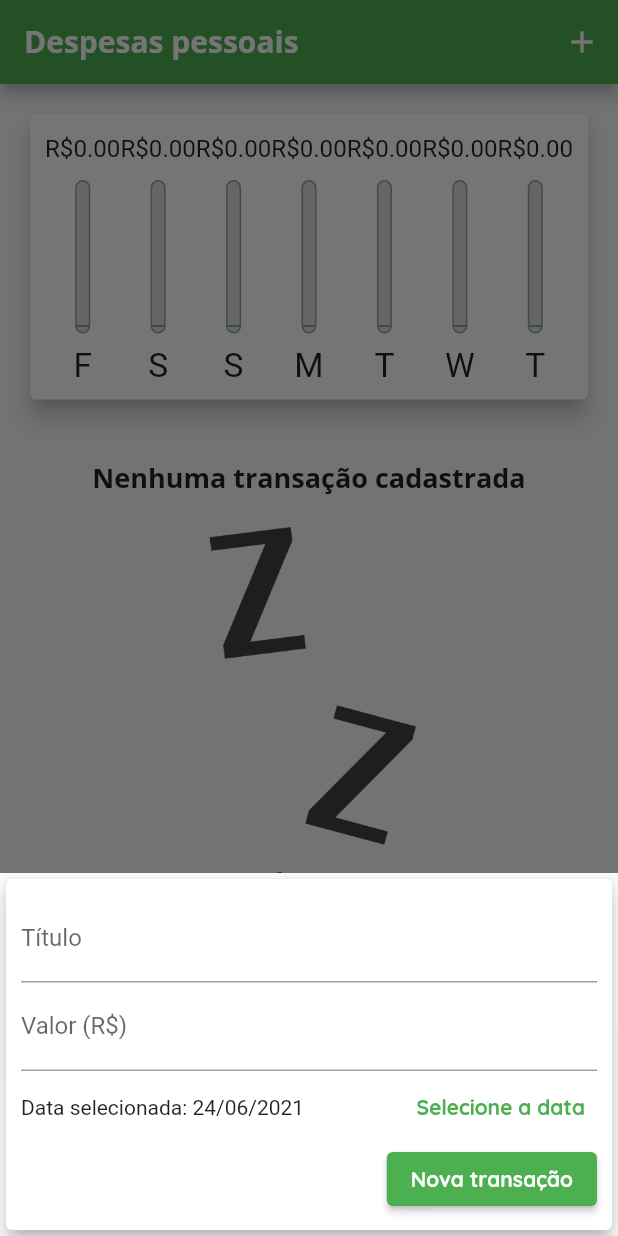
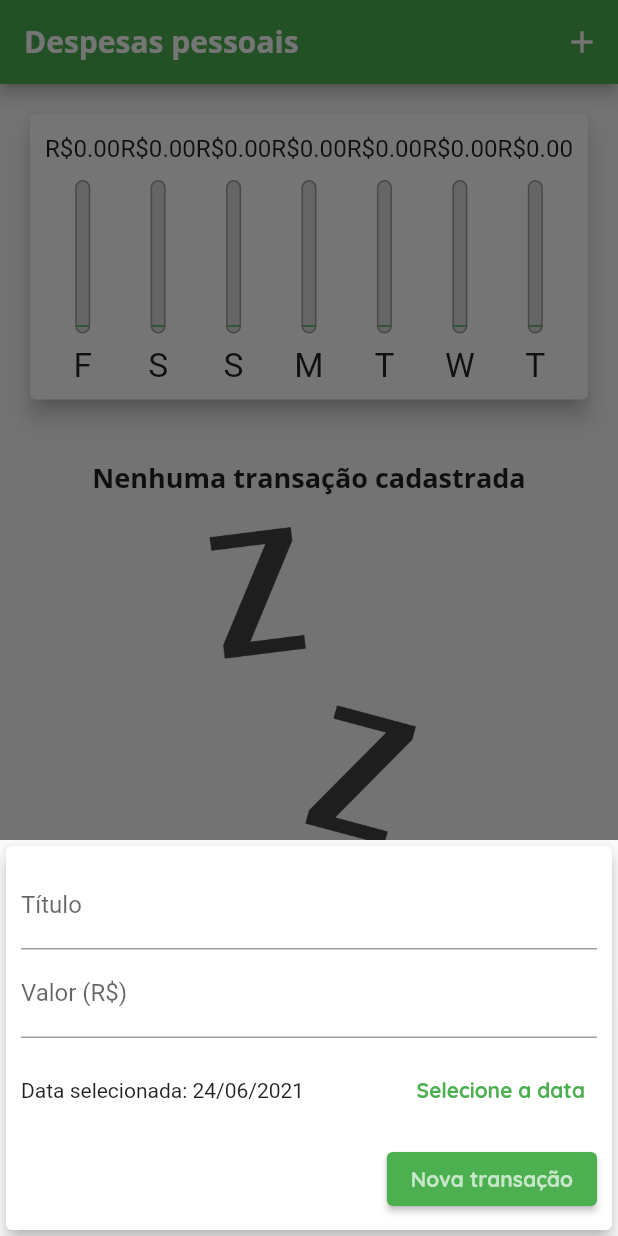
Before and after one commit to AlexBarroSS/yespense, a Flutter app: the screen it shows after launch, after a tap on the "add" icon, on a phone screen of 412 x 824 dp. Run offline on Flutter 3.47's test engine with Material 2 defaults, Android fonts, the phone set to English and light mode, and no system bars.

Commit message:
Adaptatives components

```diff
--- /dev/null
+++ b/lib/components/adaptative_button.dart
@@ -0,0 +1,41 @@
+import 'package:flutter/cupertino.dart';
+import 'package:flutter/foundation.dart' show kIsWeb;
+import 'dart:io' show Platform;
+
+import 'package:flutter/material.dart';
+
+class AdaptativeButton extends StatelessWidget {
+  final bool _isIOS = !kIsWeb && Platform.isIOS;
+
+  late final String label;
+  late final Function onPressed;
+
+  AdaptativeButton({
+    required this.label,
+    required this.onPressed,
+  });
+
+  @override
+  Widget build(BuildContext context) {
+    if (_isIOS) {
+      return CupertinoButton(
+        onPressed: () => onPressed(),
+        color: Theme.of(context).primaryColor,
+        child: Text(label),
+        padding: EdgeInsets.symmetric(
+          horizontal: 20,
+        ),
+      );
+    } else {
+      return ElevatedButton(
+        onPressed: () => onPressed(),
+        child: Text(
+          label,
+          style: TextStyle(
+            color: Theme.of(context).primaryColorLight,
+          ),
+        ),
+      );
+    }
+  }
+}
--- /dev/null
+++ b/lib/components/adaptative_data_picker.dart
@@ -0,0 +1,73 @@
+import 'package:flutter/cupertino.dart';
+import 'package:flutter/foundation.dart' show kIsWeb;
+import 'dart:io' show Platform;
+
+import 'package:flutter/material.dart';
+import 'package:intl/intl.dart';
+
+// ignore: must_be_immutable
+class AdaptativeDataPicker extends StatelessWidget {
+  final bool _isIOS = !kIsWeb && Platform.isIOS;
+
+  late final DateTime selectedDate;
+  late Function(DateTime) onDateChanged;
+
+  AdaptativeDataPicker({
+    required this.selectedDate,
+    required this.onDateChanged,
+  });
+
+  _showDatePicker(BuildContext context) {
+    showDatePicker(
+      context: context,
+      initialDate: DateTime.now(),
+      firstDate: DateTime(2019),
+      lastDate: DateTime.now(),
+    ).then(
+      (pickedDate) {
+        if (pickedDate == null) return;
+
+        onDateChanged(pickedDate);
+      },
+    );
+  }
+
+  @override
+  Widget build(BuildContext context) {
+    if (_isIOS) {
+      return Container(
+        height: 180,
+        child: CupertinoDatePicker(
+          mode: CupertinoDatePickerMode.date,
+          initialDateTime: DateTime.now(),
+          minimumDate: DateTime(2019),
+          maximumDate: DateTime.now(),
+          onDateTimeChanged: onDateChanged,
+        ),
+      );
+    } else {
+      return Container(
+        height: 70,
+        child: Row(
+          children: <Widget>[
+            Expanded(
+              child: Text(
+                "Data selecionada: ${DateFormat('dd/MM/y').format(selectedDate)}",
+              ),
+            ),
+            TextButton(
+              child: Text(
+                'Selecione a data',
+                style: TextStyle(
+                  fontWeight: FontWeight.bold,
+                  color: Theme.of(context).primaryColor,
+                ),
+              ),
+              onPressed: () => _showDatePicker(context),
+            ),
+          ],
+        ),
+      );
+    }
+  }
+}
--- /dev/null
+++ b/lib/components/adaptative_text_field.dart
@@ -0,0 +1,49 @@
+import 'package:flutter/cupertino.dart';
+import 'package:flutter/foundation.dart' show kIsWeb;
+import 'dart:io' show Platform;
+
+import 'package:flutter/material.dart';
+
+class AdaptativeTextField extends StatelessWidget {
+  final bool _isIOS = !kIsWeb && Platform.isIOS;
+
+  late final String label;
+  late final TextEditingController controller;
+  late final TextInputType? keyboardingType;
+  late final Function(String) onSubmitted;
+
+  AdaptativeTextField({
+    required this.controller,
+    required this.onSubmitted,
+    required this.label,
+    this.keyboardingType,
+  });
+
+  @override
+  Widget build(BuildContext context) {
+    if (_isIOS) {
+      return Padding(
+        padding: const EdgeInsets.only(bottom: 10),
+        child: CupertinoTextField(
+          controller: controller,
+          keyboardType: keyboardingType,
+          onSubmitted: onSubmitted,
+          placeholder: label,
+          padding: EdgeInsets.symmetric(
+            horizontal: 6,
+            vertical: 12,
+          ),
+        ),
+      );
+    } else {
+      return TextField(
+        controller: controller,
+        keyboardType: keyboardingType,
+        onSubmitted: onSubmitted,
+        decoration: InputDecoration(
+          labelText: label,
+        ),
+      );
+    }
+  }
+}
--- a/lib/components/transaction_form.dart
+++ b/lib/components/transaction_form.dart
@@ -1,6 +1,9 @@
 import 'package:flutter/cupertino.dart';
 import 'package:flutter/material.dart';
 import 'package:intl/intl.dart';
+import 'package:yespense/components/adaptative_button.dart';
+import 'package:yespense/components/adaptative_data_picker.dart';
+import 'package:yespense/components/adaptative_text_field.dart';
 
 class TransactionForm extends StatefulWidget {
   late final void Function(String, double, DateTime) onSubmit;
@@ -27,23 +30,6 @@ class _TransactionFormState extends State<TransactionForm> {
     widget.onSubmit(title, value, _selectedDate);
   }
 
-  _showDatePicker() {
-    showDatePicker(
-      context: context,
-      initialDate: DateTime.now(),
-      firstDate: DateTime(2019),
-      lastDate: DateTime.now(),
-    ).then(
-      (pickedDate) {
-        if (pickedDate == null) return;
-
-        setState(() {
-          _selectedDate = pickedDate;
-        });
-      },
-    );
-  }
-
   @override
   Widget build(BuildContext context) {
     return SingleChildScrollView(
@@ -58,48 +44,30 @@ class _TransactionFormState extends State<TransactionForm> {
           ),
           child: Column(
             children: <Widget>[
-              TextField(
+              AdaptativeTextField(
                 controller: _titleController,
-                decoration: InputDecoration(
-                  labelText: 'Título',
-                ),
+                label: 'Título',
                 onSubmitted: (_) => submitForm(),
               ),
-              TextField(
+              AdaptativeTextField(
                 controller: _valueController,
-                keyboardType: TextInputType.numberWithOptions(decimal: true),
-                decoration: InputDecoration(
-                  labelText: 'Valor (R\$)',
-                ),
+                keyboardingType: TextInputType.numberWithOptions(decimal: true),
                 onSubmitted: (_) => submitForm(),
+                label: 'Valor (R\$)',
               ),
-              Row(
-                children: <Widget>[
-                  Expanded(
-                    child: Text(
-                      "Data selecionada: ${DateFormat('dd/MM/y').format(_selectedDate)}",
-                    ),
-                  ),
-                  TextButton(
-                    child: Text(
-                      'Selecione a data',
-                      style: TextStyle(
-                        fontWeight: FontWeight.bold,
-                        color: Theme.of(context).primaryColor,
-                      ),
-                    ),
-                    onPressed: _showDatePicker,
-                  ),
-                ],
+              AdaptativeDataPicker(
+                selectedDate: _selectedDate,
+                onDateChanged: (pickedDate) {
+                  setState(() {
+                    _selectedDate = pickedDate;
+                  });
+                },
               ),
               Row(
                 mainAxisAlignment: MainAxisAlignment.end,
                 children: <Widget>[
-                  ElevatedButton(
-                    child: Text(
-                      'Nova transação',
-                      style: Theme.of(context).textTheme.button,
-                    ),
+                  AdaptativeButton(
+                    label: "Nova transação",
                     onPressed: submitForm,
                   ),
                 ],
--- a/pubspec.yaml
+++ b/pubspec.yaml
@@ -24,7 +24,6 @@ dependencies:
   flutter:
     sdk: flutter
   intl: ^0.17.0
-  universal_html: ^1.2.1
 
 
   # The following adds the Cupertino Icons font to your application.
```
Also changed, not shown: pubspec.lock.
